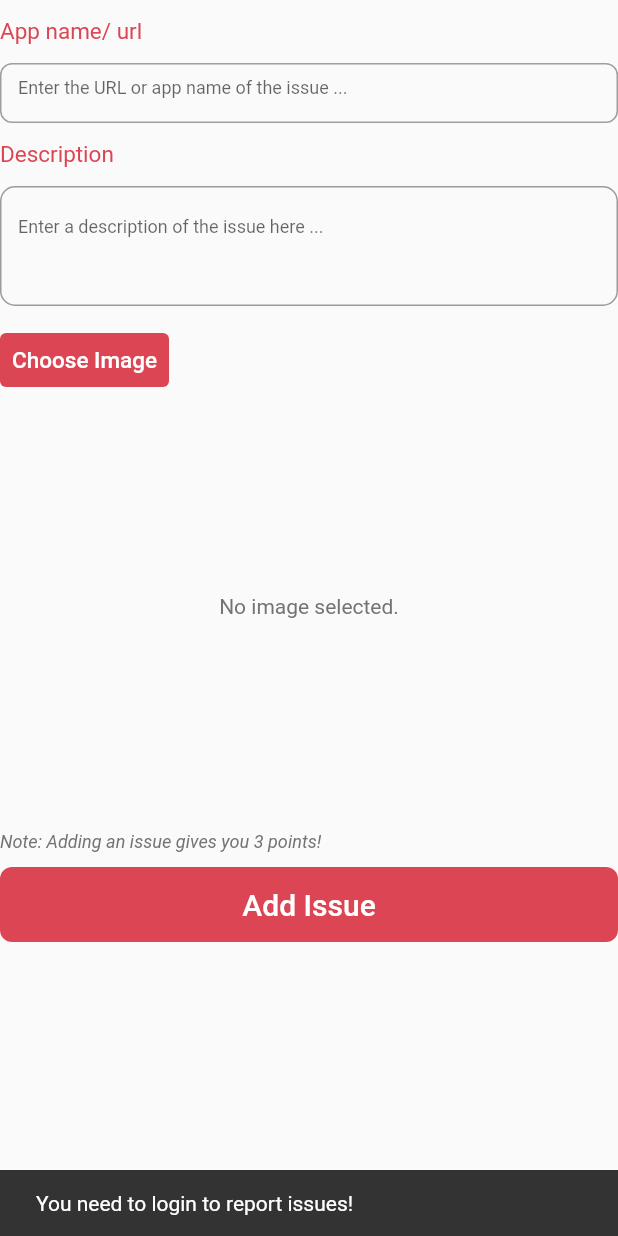
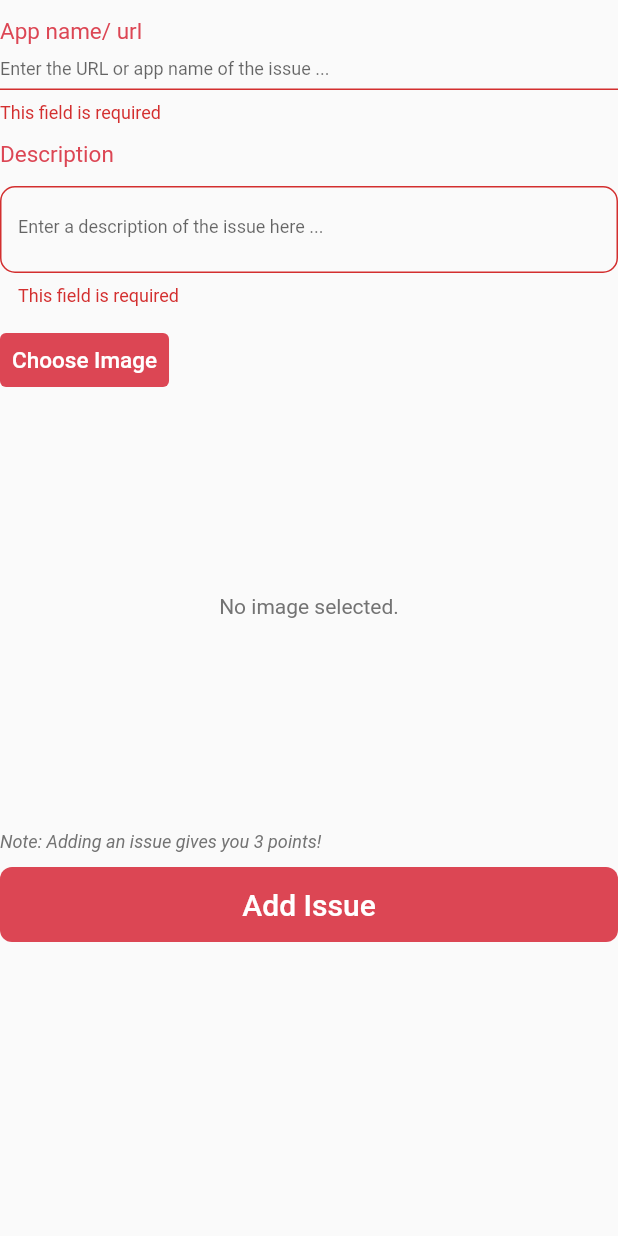
Before and after one commit to OWASP-BLT/BLT-Flutter, a Flutter app: the ReportForm widget shown alone on an empty page, opened directly with empty values, after a tap on "Add Issue", on a phone screen of 412 x 824 dp. Run offline on Flutter 3.47's test engine with Material 2 defaults, Android fonts, the phone set to English and light mode, and no system bars; our stand-ins replace flutter_markdown, flutter_riverpod, flutter_svg, google_fonts, image_picker, shared_preferences; missing offline and left inert: receive_sharing_intent; accounts and stored records are empty; Roboto replaces fonts that are missing (Ubuntu); statements that could not run were skipped.

```diff
--- a/lib/pages/home/report_bug.dart
+++ b/lib/pages/home/report_bug.dart
@@ -342,9 +342,6 @@ class _ReportFormState extends ConsumerState<ReportForm> {
                 ),
               ),
               onPressed: () async {
-                LoginType loginType =
-                    ref.watch(loginProvider.notifier).loginType;
-                if (loginType == LoginType.user) {
                 if (_formKey.currentState!.validate()) {
                   if (_image != null) {
                     Issue issue = Issue(
@@ -357,8 +354,7 @@ class _ReportFormState extends ConsumerState<ReportForm> {
                       userAgent:
                           "Dart ${Platform.version.substring(0, 7) + Platform.operatingSystem}",
                     );
-                      await IssueApiClient.postIssue(
-                          issue, widget.parentContext);
+                    await IssueApiClient.postIssue(issue, widget.parentContext);
                   } else {
                     SnackBar cantSnak = SnackBar(
                       content:
@@ -368,14 +364,6 @@ class _ReportFormState extends ConsumerState<ReportForm> {
                       cantSnak,
                     );
                   }
-                  }
-                } else {
-                  SnackBar cantSnak = SnackBar(
-                    content: Text("You need to login to report issues!"),
-                  );
-                  ScaffoldMessenger.of(widget.parentContext).showSnackBar(
-                    cantSnak,
-                  );
                 }
               },
             ),
```
Lines whose indentation alone changed are shown as unchanged.
